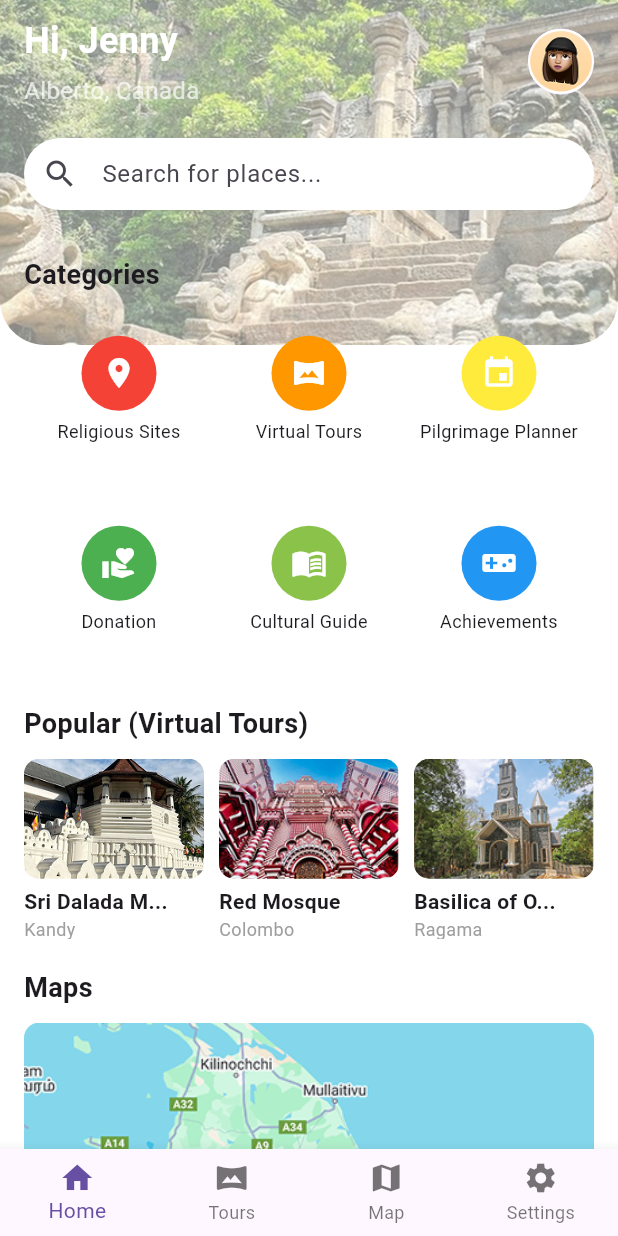
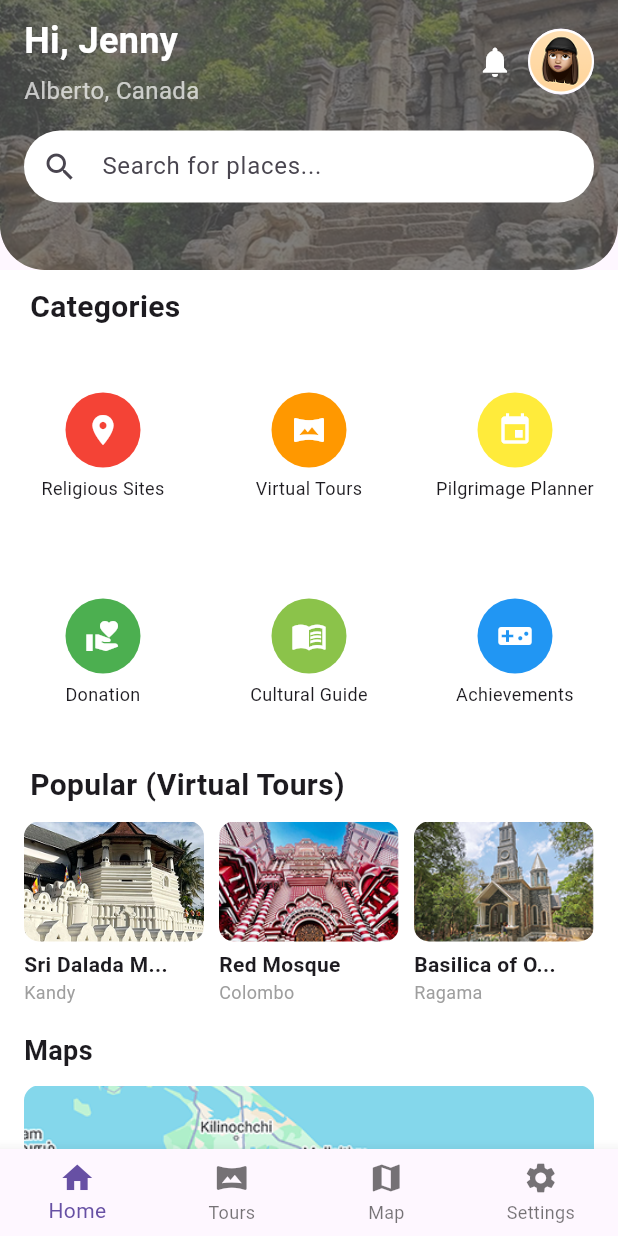
Before and after one commit to DaphneKodithuwakku/sriroute-frontend, a Flutter app: the screen it shows after launch, on a phone screen of 412 x 824 dp. Run offline on Flutter 3.47's test engine with Material 3 defaults, Android fonts, the phone set to English and light mode, and no system bars.

Commit message:
Fixing errors

```diff
--- a/sri_route/lib/homescreen.dart
+++ b/sri_route/lib/homescreen.dart
@@ -21,41 +21,50 @@ class HomeScreen extends StatelessWidget {
   Widget build(BuildContext context) {
     return Scaffold(
       backgroundColor: Colors.white,
-      body: Stack(
+      body: CustomScrollView(
+        slivers: [
+          // 🔥 SliverAppBar (Sticky Scrolling Header)
+          SliverAppBar(
+            expandedHeight: 180, // Adjust height as needed
+            floating: false,
+            pinned: true,
+            flexibleSpace: FlexibleSpaceBar(
+              background: Stack(
+                fit: StackFit.expand,
                 children: [
-          // Header Background with Curved Corners
-          Container(
-            height: 230, // Adjust height as needed
-            width: double.infinity,
-            decoration: BoxDecoration(
+                  // Background Image with Curved Corners
+                  ClipRRect(
                     borderRadius: BorderRadius.only(
-                bottomLeft: Radius.circular(30), // Curved bottom left
-                bottomRight: Radius.circular(30), // Curved bottom right
+                      bottomLeft: Radius.circular(30),
+                      bottomRight: Radius.circular(30),
                     ),
-              image: DecorationImage(
-                image: AssetImage('assets/header_bg.png'),
+                    child: Image.asset(
+                      'assets/header_bg.png',
                       fit: BoxFit.cover,
                     ),
                   ),
-            child: Container(
+
+                  // Dark Overlay for better visibility
+                  Container(
                     decoration: BoxDecoration(
+                      color: Colors.black.withOpacity(0.5),
                       borderRadius: BorderRadius.only(
                         bottomLeft: Radius.circular(30),
                         bottomRight: Radius.circular(30),
                       ),
                     ),
                   ),
-          ),
 
-          // Safe Area Content
+                  // Header Content (Hi Jenny + Icons + Search)
                   SafeArea(
                     child: Padding(
                       padding: EdgeInsets.symmetric(horizontal: 16.0),
                       child: Column(
                         crossAxisAlignment: CrossAxisAlignment.start,
                         children: [
-                  SizedBox(height: 10), // Space from top
-                  // User Info Row
+                          SizedBox(height: 10),
+
+                          // Row with User Info + Icons
                           Row(
                             mainAxisAlignment: MainAxisAlignment.spaceBetween,
                             children: [
@@ -80,15 +89,27 @@ class HomeScreen extends StatelessWidget {
                                   ),
                                 ],
                               ),
+                              Row(
+                                children: [
+                                  Icon(
+                                    Icons.notifications,
+                                    color: Colors.white,
+                                  ),
+                                  SizedBox(width: 10),
                                   CircleAvatar(
                                     radius: 22,
-                        backgroundImage: AssetImage('assets/user_profile.png'),
+                                    backgroundImage: AssetImage(
+                                      'assets/user_profile.png',
+                                    ),
+                                  ),
+                                ],
                               ),
                             ],
                           ),
 
-                  SizedBox(height: 20), // Space before search bar
-                  // Search Bar
+                          SizedBox(height: 15),
+
+                          // Search Bar inside the header
                           TextField(
                             decoration: InputDecoration(
                               hintText: 'Search for places...',
@@ -99,28 +120,44 @@ class HomeScreen extends StatelessWidget {
                                 borderRadius: BorderRadius.circular(30),
                                 borderSide: BorderSide.none,
                               ),
-                      contentPadding: EdgeInsets.symmetric(vertical: 10),
+                              contentPadding: EdgeInsets.symmetric(
+                                vertical: 10,
+                              ),
+                            ),
+                          ),
+                        ],
+                      ),
+                    ),
+                  ),
+                ],
+              ),
             ),
           ),
 
-                  SizedBox(height: 30), // Space before categories
+          // 🔥 Body starts here (Categories, Virtual Tours, etc.)
+          SliverList(
+            delegate: SliverChildListDelegate([
+              SizedBox(height: 10),
+
               // Categories
-                  Text(
+              Padding(
+                padding: EdgeInsets.symmetric(horizontal: 20),
+                child: Text(
                   'Categories',
-                    style: TextStyle(fontSize: 18, fontWeight: FontWeight.bold),
+                  style: TextStyle(fontSize: 20, fontWeight: FontWeight.bold),
                 ),
-                  SizedBox(height: 0.5),
+              ),
+              SizedBox(height: 10), // Reduced space here
+              // Grid of Categories
               GridView.count(
                 shrinkWrap: true,
                 physics: NeverScrollableScrollPhysics(),
                 crossAxisCount: 3,
+                childAspectRatio:
+                    1, // Adjusts the aspect ratio of the grid items
                 children: [
                   categoryItem('Religious Sites', Icons.place, Colors.red),
-                      categoryItem(
-                        'Virtual Tours',
-                        Icons.vrpano,
-                        Colors.orange,
-                      ),
+                  categoryItem('Virtual Tours', Icons.vrpano, Colors.orange),
                   categoryItem(
                     'Pilgrimage Planner',
                     Icons.event,
@@ -144,29 +181,30 @@ class HomeScreen extends StatelessWidget {
                 ],
               ),
 
-                  SizedBox(height: 20),
+              SizedBox(height: 5),
 
               // Popular Virtual Tours
-                  Text(
+              Padding(
+                padding: EdgeInsets.symmetric(horizontal: 20),
+                child: Text(
                   'Popular (Virtual Tours)',
-                    style: TextStyle(fontSize: 18, fontWeight: FontWeight.bold),
+                  style: TextStyle(fontSize: 20, fontWeight: FontWeight.bold),
+                ),
               ),
               SizedBox(height: 10),
+
               SizedBox(
                 height: 120,
                 child: ListView(
                   scrollDirection: Axis.horizontal,
+                  padding: EdgeInsets.only(left: 16),
                   children: [
                     tourCard(
                       'Sri Dalada M...',
                       'Kandy',
                       'assets/sri_dalada.png',
                     ),
-                        tourCard(
-                          'Red Mosque',
-                          'Colombo',
-                          'assets/red_mosque.png',
-                        ),
+                    tourCard('Red Mosque', 'Colombo', 'assets/red_mosque.png'),
                     tourCard(
                       'Basilica of O...',
                       'Ragama',
@@ -179,12 +217,18 @@ class HomeScreen extends StatelessWidget {
               SizedBox(height: 20),
 
               // Maps Section
-                  Text(
+              Padding(
+                padding: EdgeInsets.symmetric(horizontal: 16),
+                child: Text(
                   'Maps',
                   style: TextStyle(fontSize: 18, fontWeight: FontWeight.bold),
                 ),
+              ),
               SizedBox(height: 10),
-                  Container(
+
+              Padding(
+                padding: EdgeInsets.symmetric(horizontal: 16),
+                child: Container(
                   height: 200,
                   decoration: BoxDecoration(
                     borderRadius: BorderRadius.circular(10),
@@ -194,9 +238,10 @@ class HomeScreen extends StatelessWidget {
                     ),
                   ),
                 ),
-                ],
               ),
-            ),
+
+              SizedBox(height: 30), // Prevent bottom cut-off
+            ]),
           ),
         ],
       ),
```
Lines whose indentation alone changed are shown as unchanged.
